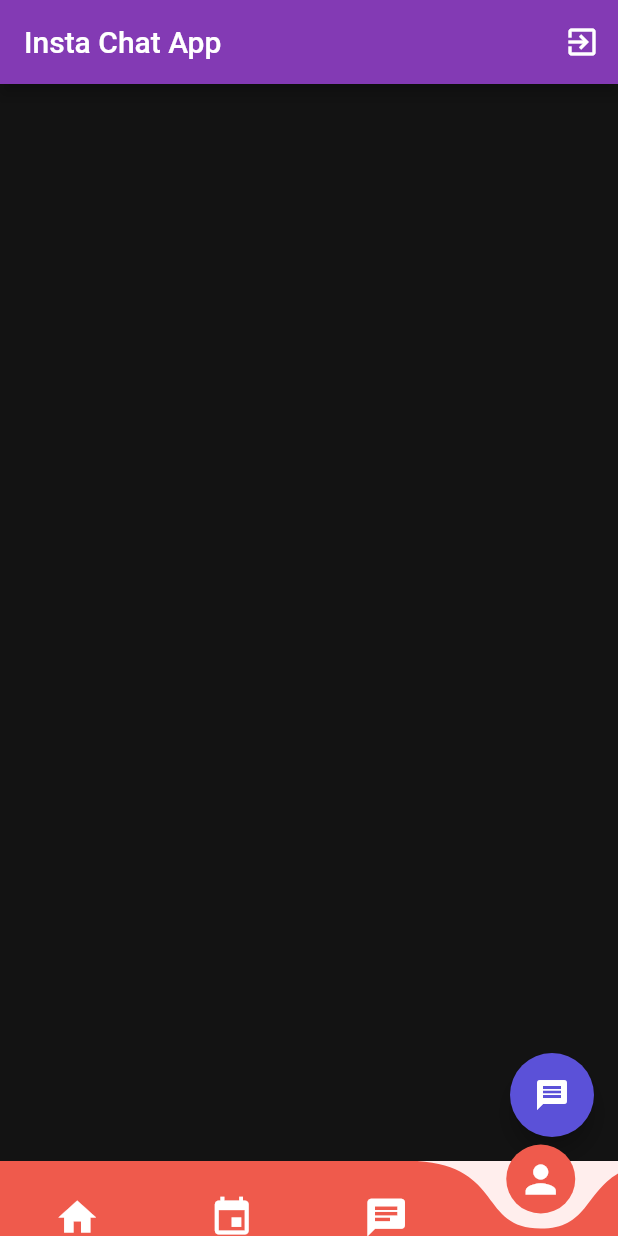
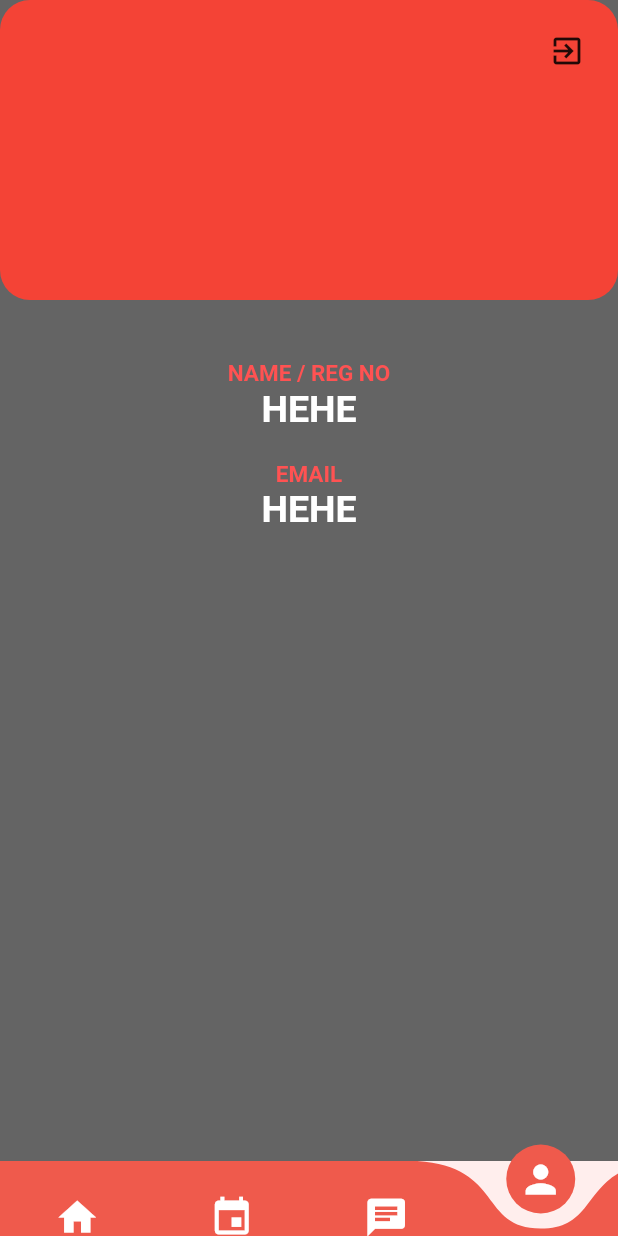
Before and after one commit to hackyguru/LocalityPal, a Flutter app: the MainApp screen opened directly, swiped to page 4, on a phone screen of 412 x 824 dp. Run offline on Flutter 3.47's test engine with Material 2 defaults, Android fonts, the phone set to English and light mode, and no system bars; drawn by our look-alikes of curved_navigation_bar; our stand-ins replace bot_toast, carousel_slider, cloud_firestore, firebase_auth, firebase_core, font_awesome_flutter and 6 more; accounts and stored records are empty.

Commit message:
added stuff

```diff
--- a/lib/routes.dart
+++ b/lib/routes.dart
@@ -16,5 +16,5 @@ final Map<Widget, Widget> pages = {
   Icon(Icons.home, size: 30, color: Colors.white,): Locality(),
   Icon(Icons.event, size: 30,color: Colors.white,): Events(),
   Icon(Icons.chat, size: 30,color: Colors.white,): Home(),
-  Icon(Icons.person, size: 30,color: Colors.white,): Home(),
+  Icon(Icons.person, size: 30,color: Colors.white,): Profile(),
 };
--- a/lib/services/auth.dart
+++ b/lib/services/auth.dart
@@ -7,6 +7,7 @@ import 'package:google_sign_in/google_sign_in.dart';
 
 class AuthMethods {
   final FirebaseAuth _auth = FirebaseAuth.instance;
+
 
   User1 _usercheck(User user) {
     if (user != null) {
--- a/lib/views/Home.dart
+++ b/lib/views/Home.dart
@@ -14,6 +14,8 @@ import 'package:cloud_firestore/cloud_firestore.dart';
 import 'package:firebase_core/firebase_core.dart';
 import 'package:flutter/material.dart';
 import 'package:shared_preferences/shared_preferences.dart';
+import 'package:google_fonts/google_fonts.dart';
+
 
 class Home extends StatefulWidget {
   @override
@@ -128,7 +130,7 @@ class _HomeState extends State<Home> {
                   Container(
                     child: Text(
                       username,
-                      style: TextStyle(color: Colors.white, fontSize: 17),
+                      style: GoogleFonts.robotoMono(color: Colors.black, fontSize: 17, fontWeight: FontWeight.bold),
                     ),
                   ),
                 ],
@@ -143,10 +145,11 @@ class _HomeState extends State<Home> {
   @override
   Widget build(BuildContext context) {
     return Scaffold(
-      backgroundColor: Color(0xfff131313),
+      backgroundColor: Color(0xFFFFEEED),
       appBar: AppBar(
-        backgroundColor: Theme.of(context).primaryColor,
-        title: Text("Insta Chat App"),
+        backgroundColor: Color(0xFFEF5A4C),
+        title: Text("Nearby People",
+        style: GoogleFonts.robotoMono(fontWeight: FontWeight.bold)),
         actions: [
           IconButton(
               icon: Icon(Icons.exit_to_app),
@@ -158,7 +161,8 @@ class _HomeState extends State<Home> {
         ],
       ),
       floatingActionButton: FloatingActionButton(
-          child: Icon(Icons.message),
+        backgroundColor: Color(0xFFEF5A4C),
+          child: Icon(Icons.group_add,),
           onPressed: () {
             Navigator.push(context,
                 MaterialPageRoute(builder: (context) => searchScreen()));
--- a/lib/views/profile.dart
+++ b/lib/views/profile.dart
@@ -0,0 +1,83 @@
+import 'package:flutter/material.dart';
+import 'package:chatApp/services/auth.dart';
+import 'package:chatApp/helper/authenticate.dart';
+import 'package:chatApp/views/loginpage.dart';
+import 'package:chatApp/views/signup.dart';
+import 'package:flutter/material.dart';
+import 'package:chatApp/helper/helperfunction.dart';
+import 'package:firebase_auth/firebase_auth.dart';
+import 'package:chatApp/models/user.dart';
+import 'package:flutter/material.dart';
+import 'package:google_sign_in/google_sign_in.dart';
+import 'package:chatApp/services/auth.dart';
+
+
+
+class Profile extends StatelessWidget {
+  @override
+  Widget build(BuildContext context) {
+    return Scaffold(
+      body: Container(
+        decoration: BoxDecoration(
+          color: Colors.black.withOpacity(0.6),
+        ),
+        child: Center(
+          child: Column(
+            mainAxisAlignment: MainAxisAlignment.start,
+            mainAxisSize: MainAxisSize.max,
+            children: <Widget>[
+              Stack(children: [
+                Container(
+                    alignment: Alignment.topRight,
+                    child: Padding(
+                      padding: EdgeInsets.all(10),
+                      child: IconButton(
+                        icon: Icon(Icons.exit_to_app),
+                        onPressed: () => {},
+                      ),
+                    ),
+                    width: MediaQuery.of(context).size.width,
+                    height: 200,
+                    decoration: BoxDecoration(
+                      borderRadius: BorderRadius.all(Radius.circular(20)),
+                      color: Colors.red,
+                    )),
+              ]),
+              SizedBox(height: 40),
+              Text(
+                'NAME / REG NO',
+                style: TextStyle(
+                    fontSize: 15,
+                    fontWeight: FontWeight.bold,
+                    color: Colors.redAccent),
+              ),
+              Text(
+                "HEHE",
+                style: TextStyle(
+                    fontSize: 25,
+                    color: Colors.white,
+                    fontWeight: FontWeight.bold),
+              ),
+              SizedBox(height: 20),
+              Text(
+                'EMAIL',
+                style: TextStyle(
+                    fontSize: 15,
+                    fontWeight: FontWeight.bold,
+                    color: Colors.redAccent),
+              ),
+              Text(
+                "HEHE",
+                style: TextStyle(
+                    fontSize: 25,
+                    color: Colors.white,
+                    fontWeight: FontWeight.bold),
+              ),
+              SizedBox(height: 20),
+            ],
+          ),
+        ),
+      ),
+    );
+  }
+}
--- a/pubspec.yaml
+++ b/pubspec.yaml
@@ -40,6 +40,8 @@ dependencies:
   bot_toast: ^3.0.0
   font_awesome_flutter: ^8.8.1
   curved_navigation_bar: ^0.3.7
+  carousel_slider: ^1.3.0
+
 
 
 dev_dependencies:
```
Also changed, not shown: lib/views/events.dart (+37 -10 lines), lib/views/locality.dart (+59 -3 lines), pubspec.lock.
